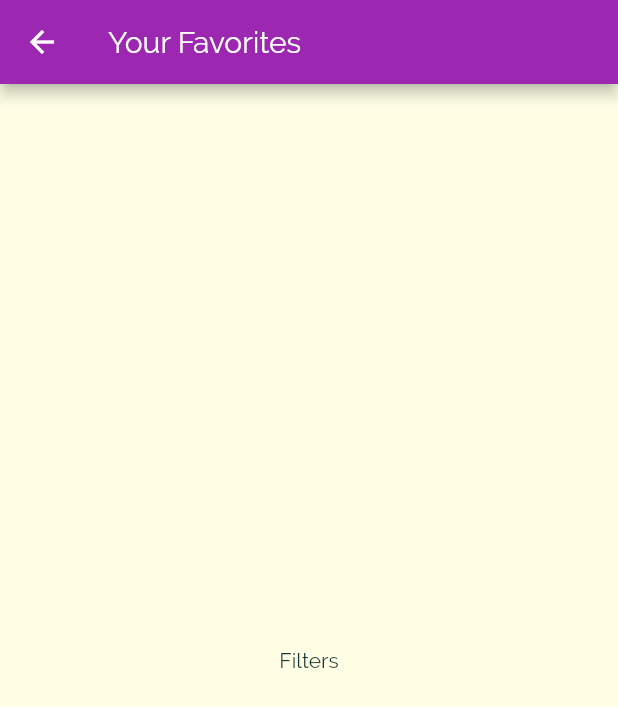
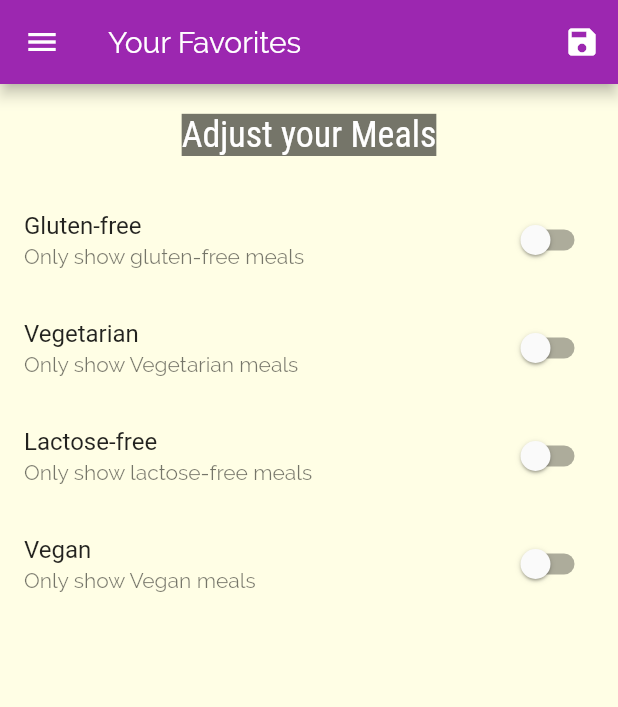
Before and after one commit to vyktoremario/flutter_meal_app, a Flutter app: the FiltersScreen screen opened by its route, on a phone screen of 412 x 824 dp. Shown: the top 707 px of the screen. Run offline on Flutter 3.47's test engine with Material 2 defaults, Android fonts, the phone set to English and light mode, and no system bars.

Commit message:
Added filters settings

```diff
--- a/lib/main.dart
+++ b/lib/main.dart
@@ -1,6 +1,8 @@
 import 'dart:ui';
 
 import 'package:flutter/material.dart';
+import './dummy_data.dart';
+import './models/meals.dart';
 
 import './screens/category_meals_screen.dart';
 import './screens/filters_screen.dart';
@@ -13,7 +15,44 @@ void main() {
   runApp(MyApp());
 }
 
-class MyApp extends StatelessWidget {
+class MyApp extends StatefulWidget {
+  @override
+  _MyAppState createState() => _MyAppState();
+}
+
+class _MyAppState extends State<MyApp> {
+
+  Map<String, bool> _filters = {
+    'gluten': false,
+    'lactose': false,
+    'vegan': false,
+    'vegetarian': false,
+  };
+
+  List<Meal> _availableMeals = DUMMY_MEALS;
+
+  void _setFilters(Map<String, bool> filterData) {
+    setState(() {
+      _filters = filterData;
+
+      _availableMeals = DUMMY_MEALS.where((meal) {
+        if (_filters['gluten'] == true && !meal.isGlutenFree) {
+          return false;
+        }
+        if (_filters['lactose'] == true && !meal.isLactoseFree) {
+          return false;
+        }
+        if (_filters['vegan'] == true && !meal.isVegan) {
+          return false;
+        }
+        if (_filters['vegetarian'] == true && !meal.isVegetarian) {
+          return false;
+        }
+        return true;
+      }).toList();
+    });
+  }
+
   @override
   Widget build(BuildContext context) {
     return MaterialApp(
@@ -40,13 +79,14 @@ class MyApp extends StatelessWidget {
       initialRoute: '/',
       routes: {
         '/': (ctx) => TabsScreen(),
-        CategoryMealsScreen.routeName: (ctx) => CategoryMealsScreen(),
+        CategoryMealsScreen.routeName: (ctx) =>
+            CategoryMealsScreen(_availableMeals),
         MealDetailScreen.routeName: (ctx) => MealDetailScreen(),
-        FiltersScreen.routeName: (ctx) => FiltersScreen(),
+        FiltersScreen.routeName: (ctx) => FiltersScreen(_filters, _setFilters),
       },
       onUnknownRoute: (settings) {
         return MaterialPageRoute(
-          builder: (ctx) => CategoryMealsScreen(),
+          builder: (ctx) => CategoriesScreen(),
         );
       },
     );
--- a/lib/screens/filters_screen.dart
+++ b/lib/screens/filters_screen.dart
@@ -1,17 +1,125 @@
 import 'package:flutter/material.dart';
+import '../widgets/main_drawer.dart';
 
-class FiltersScreen extends StatelessWidget {
+class FiltersScreen extends StatefulWidget {
   static const routeName = '/filters';
-  // const FilterScreen({ Key? key }) : super(key: key);
+  final Function saveFilters;
+  final Map<String, bool> currentFilters;
+
+  FiltersScreen(this.currentFilters, this.saveFilters);
+  @override
+  _FiltersScreenState createState() => _FiltersScreenState();
+}
+
+class _FiltersScreenState extends State<FiltersScreen> {
+  var _glutenFree = false;
+  var _vegetarian = false;
+  var _vegan = false;
+  var _lactoseFree = false;
+
+  @override
+  void initState() {
+    _glutenFree = widget.currentFilters['gluten'] as bool;
+    _vegetarian = widget.currentFilters['vegetarian'] as bool;
+    _vegan = widget.currentFilters['vegan'] as bool;
+    _lactoseFree = widget.currentFilters['lactose'] as bool;
+
+    super.initState();
+  }
+
+  Widget _buildSwitchListTile(
+    String title,
+    String subtitle,
+    Function(bool) updateValue,
+    bool currentValue,
+  ) {
+    return SwitchListTile(
+      title: Text(title),
+      value: currentValue,
+      subtitle: Text(subtitle),
+      onChanged: updateValue,
+    );
+  }
 
   @override
   Widget build(BuildContext context) {
     return Scaffold(
       appBar: AppBar(
         title: Text('Your Favorites'),
+        actions: [
+          IconButton(
+            onPressed: () {
+              final selectedFilters = {
+                'gluten': _glutenFree,
+                'lactose': _lactoseFree,
+                'vegan': _vegan,
+                'vegetarian': _vegetarian,
+              };
+              widget.saveFilters(selectedFilters);
+            },
+            icon: Icon(
+              Icons.save,
+            ),
+          )
+        ],
       ),
-      body: Center(
-        child: Text('Filters'),
+      drawer: MainDrawer(),
+      body: Column(
+        children: [
+          Container(
+            padding: EdgeInsets.all(20),
+            child: Text(
+              'Adjust your Meals',
+              style: Theme.of(context).textTheme.title,
+            ),
+          ),
+          Expanded(
+            child: ListView(
+              children: [
+                _buildSwitchListTile(
+                  'Gluten-free',
+                  'Only show gluten-free meals',
+                  (newValue) {
+                    setState(() {
+                      _glutenFree = newValue;
+                    });
+                  },
+                  _glutenFree,
+                ),
+                _buildSwitchListTile(
+                  'Vegetarian',
+                  'Only show Vegetarian meals',
+                  (newValue) {
+                    setState(() {
+                      _vegetarian = newValue;
+                    });
+                  },
+                  _vegetarian,
+                ),
+                _buildSwitchListTile(
+                  'Lactose-free',
+                  'Only show lactose-free meals',
+                  (newValue) {
+                    setState(() {
+                      _lactoseFree = newValue;
+                    });
+                  },
+                  _lactoseFree,
+                ),
+                _buildSwitchListTile(
+                  'Vegan',
+                  'Only show Vegan meals',
+                  (newValue) {
+                    setState(() {
+                      _vegan = newValue;
+                    });
+                  },
+                  _vegan,
+                ),
+              ],
+            ),
+          )
+        ],
       ),
     );
   }
--- a/lib/widgets/main_drawer.dart
+++ b/lib/widgets/main_drawer.dart
@@ -48,14 +48,15 @@ class MainDrawer extends StatelessWidget {
             'Meals',
             Icons.restaurant,
             () {
-              Navigator.of(context).pushNamed('/');
+              Navigator.of(context).pushReplacementNamed('/');
             },
           ),
           buildListTile(
             'Filters',
             Icons.settings,
             () {
-              Navigator.of(context).pushNamed(FiltersScreen.routeName);
+              Navigator.of(context)
+                  .pushReplacementNamed(FiltersScreen.routeName);
             },
           ),
         ],
```
Also changed, not shown: lib/screens/category_meals_screen.dart (+41 -10 lines), lib/screens/meal_detail_screen.dart (+8 -0 lines), lib/widgets/meal_item.dart (+12 -1 lines).
